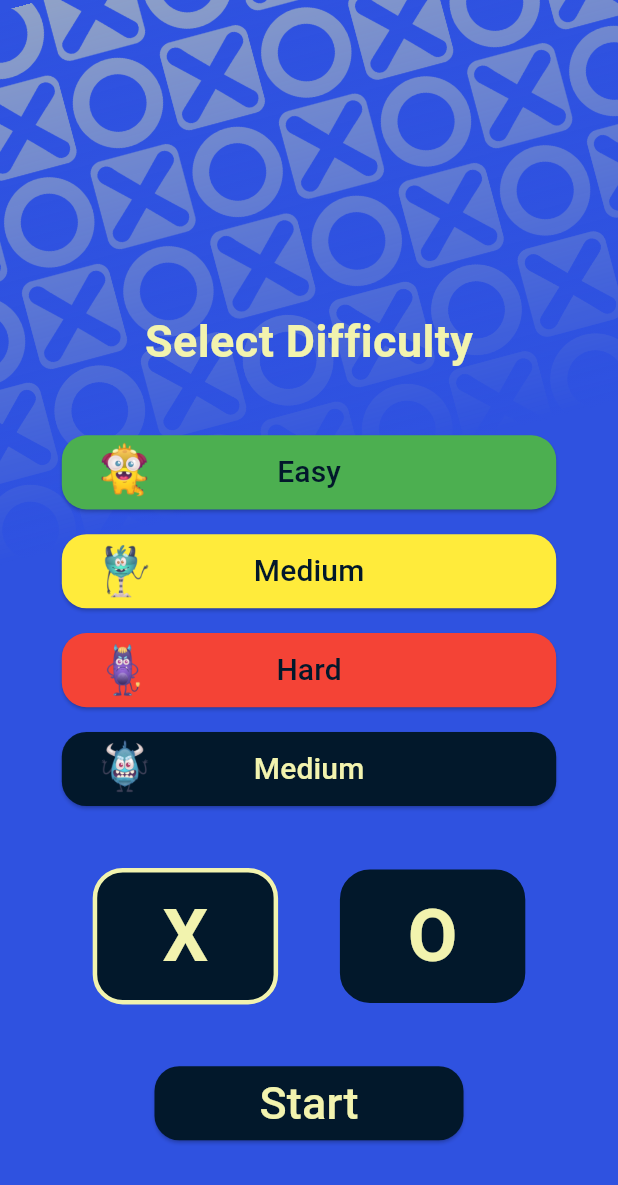
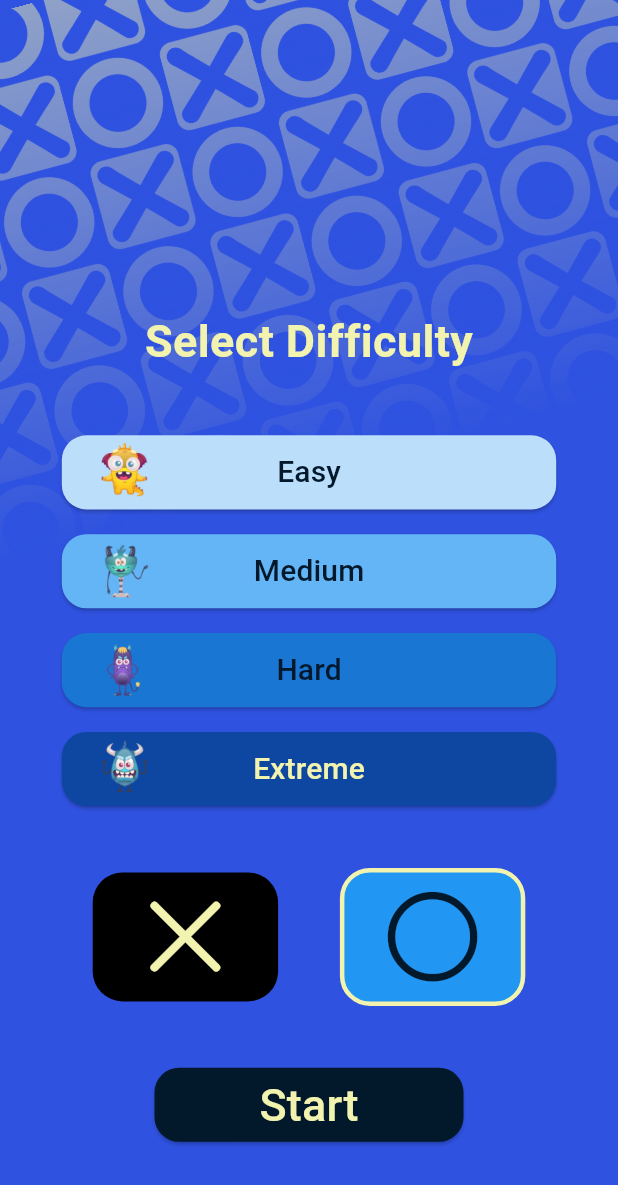
Before and after one commit to steveroseik/tictactoe, a Flutter app: the DifficultySelectPage screen opened directly, on a phone screen of 412 x 824 dp. Shown: the top 1185 px of the screen. Run offline on Flutter 3.47's test engine with Material 2 defaults, Android fonts, the phone set to English and light mode, and no system bars; our stand-ins replace firebase_auth, firebase_core, shared_preferences, sizer; accounts and stored records are empty; generated files the repository leaves out were written again.

Commit message:
UI update

```diff
--- a/lib/difficultySelect.dart
+++ b/lib/difficultySelect.dart
@@ -1,3 +1,4 @@
+import 'package:flutter/cupertino.dart';
 import 'package:flutter/material.dart';
 import 'package:sizer/sizer.dart';
 
@@ -12,6 +13,8 @@ class DifficultySelectPage extends StatefulWidget {
 }
 
 class _DifficultySelectPageState extends State<DifficultySelectPage> {
+  bool _hasBeenPressed = false;
+
   @override
   Widget build(BuildContext context) {
     return Scaffold(
@@ -40,7 +43,7 @@ class _DifficultySelectPageState extends State<DifficultySelectPage> {
                   child: ElevatedButton(
                     onPressed: () {},
                     style: ElevatedButton.styleFrom(
-                        backgroundColor: Colors.green,
+                        backgroundColor: Colors.blue[100],
                         foregroundColor: colorLightYellow,
                         shape: RoundedRectangleBorder(
                             borderRadius: BorderRadius.circular(4.w))),
@@ -56,7 +59,8 @@ class _DifficultySelectPageState extends State<DifficultySelectPage> {
                         Center(
                           child: Text(
                             'Easy',
-                            style: TextStyle(color: colorDarkBlue, fontSize: 20),
+                            style:
+                                TextStyle(color: colorDarkBlue, fontSize: 20),
                           ),
                         ),
                       ],
@@ -72,7 +76,7 @@ class _DifficultySelectPageState extends State<DifficultySelectPage> {
                   child: ElevatedButton(
                     onPressed: () {},
                     style: ElevatedButton.styleFrom(
-                        backgroundColor: Colors.yellow,
+                        backgroundColor: Colors.blue[300],
                         foregroundColor: colorLightYellow,
                         shape: RoundedRectangleBorder(
                             borderRadius: BorderRadius.circular(4.w))),
@@ -88,7 +92,8 @@ class _DifficultySelectPageState extends State<DifficultySelectPage> {
                         Center(
                           child: Text(
                             'Medium',
-                            style: TextStyle(color: colorDarkBlue, fontSize: 20),
+                            style:
+                                TextStyle(color: colorDarkBlue, fontSize: 20),
                           ),
                         ),
                       ],
@@ -104,7 +109,7 @@ class _DifficultySelectPageState extends State<DifficultySelectPage> {
                   child: ElevatedButton(
                     onPressed: () {},
                     style: ElevatedButton.styleFrom(
-                        backgroundColor: Colors.red,
+                        backgroundColor: Colors.blue[700],
                         foregroundColor: colorLightYellow,
                         shape: RoundedRectangleBorder(
                             borderRadius: BorderRadius.circular(4.w))),
@@ -120,7 +125,8 @@ class _DifficultySelectPageState extends State<DifficultySelectPage> {
                         Center(
                           child: Text(
                             'Hard',
-                            style: TextStyle(color: colorDarkBlue, fontSize: 20),
+                            style:
+                                TextStyle(color: colorDarkBlue, fontSize: 20),
                           ),
                         ),
                       ],
@@ -136,7 +142,7 @@ class _DifficultySelectPageState extends State<DifficultySelectPage> {
                   child: ElevatedButton(
                     onPressed: () {},
                     style: ElevatedButton.styleFrom(
-                        backgroundColor: colorDarkBlue,
+                        backgroundColor: Colors.blue[900],
                         foregroundColor: colorLightYellow,
                         shape: RoundedRectangleBorder(
                             borderRadius: BorderRadius.circular(4.w))),
@@ -151,7 +157,7 @@ class _DifficultySelectPageState extends State<DifficultySelectPage> {
                         ),
                         Center(
                           child: Text(
-                            'Medium',
+                            'Extreme',
                             style: TextStyle(fontSize: 20),
                           ),
                         ),
@@ -168,22 +174,38 @@ class _DifficultySelectPageState extends State<DifficultySelectPage> {
                     Container(
                       width: 30.w,
                       decoration: BoxDecoration(
-                        border: Border.all(
-                            color: colorLightYellow,
-                            width: 3.0,
-                            style: BorderStyle.solid),
+                        border: _hasBeenPressed
+                            ? Border.all(
+                                color: colorLightYellow,
+                                width: 3.0,
+                                style: BorderStyle.solid)
+                            : null,
                         borderRadius: BorderRadius.circular(20),
-                        color: colorDarkBlue,
+                        color: _hasBeenPressed ? Colors.blue : Colors.black,
                       ),
                       child: TextButton(
-                        onPressed: () {},
-                        child: Text(
-                          'X',
-                          style: TextStyle(
-                              fontSize: 48,
-                              color: colorLightYellow,
-                              fontWeight: FontWeight.bold),
+                        onPressed: () => {
+                          setState(() {
+                            _hasBeenPressed = !_hasBeenPressed;
+                          })
+                        },
+                        child: Icon(
+                          CupertinoIcons.xmark,
+                          size: 70,
+                          color: _hasBeenPressed
+                              ? colorDarkBlue
+                              : colorLightYellow,
                         ),
+
+                        // Text(
+                        //   'X',
+                        //   style: TextStyle(
+                        //       fontSize: 48,
+                        //       color: _hasBeenPressed
+                        //           ? colorDarkBlue
+                        //           : colorLightYellow,
+                        //       fontWeight: FontWeight.bold),
+                        // ),
                       ),
                     ),
                     SizedBox(
@@ -192,24 +214,29 @@ class _DifficultySelectPageState extends State<DifficultySelectPage> {
                     Container(
                       width: 30.w,
                       decoration: BoxDecoration(
-                        border: Border.all(
-                            color: colorDarkBlue,
-                            width: 2.0,
-                            style: BorderStyle.solid),
+                        border: !_hasBeenPressed
+                            ? Border.all(
+                                color: colorLightYellow,
+                                width: 3.0,
+                                style: BorderStyle.solid)
+                            : null,
                         borderRadius: BorderRadius.circular(20),
-                        color: colorDarkBlue,
+                        color: _hasBeenPressed ? Colors.black : Colors.blue,
                       ),
                       child: TextButton(
-                        onPressed: () {},
-                        child: Text(
-                          'O',
-                          style: TextStyle(
-                              fontSize: 48,
-                              color: colorLightYellow,
-                              fontWeight: FontWeight.bold),
-                        ),
-                      ),
-                    )
+                          onPressed: () => {
+                                setState(() {
+                                  _hasBeenPressed = !_hasBeenPressed;
+                                })
+                              },
+                          child: Icon(
+                            CupertinoIcons.circle,
+                            size: 70,
+                            color: _hasBeenPressed
+                                ? colorLightYellow
+                                : colorDarkBlue,
+                          )),
+                    ),
                   ],
                 ),
                 SizedBox(
--- a/lib/main.dart
+++ b/lib/main.dart
@@ -5,9 +5,7 @@ import 'package:provider/provider.dart';
 import 'package:sizer/sizer.dart';
 import 'package:tictactoe/Controllers/dataEngine.dart';
 import 'package:tictactoe/UIUX/customWidgets.dart';
-import 'package:tictactoe/difficultySelect.dart';
 import 'package:tictactoe/gamePage.dart';
-import 'package:tictactoe/gameSelect.dart';
 import 'package:tictactoe/homeTrial.dart';
 
 import 'firebase_options.dart';
```
Also changed, not shown: lib/gamePage.dart (+114 -43 lines), lib/gameSelect.dart (+50 -41 lines), assets/characters/all-10.png (added).
